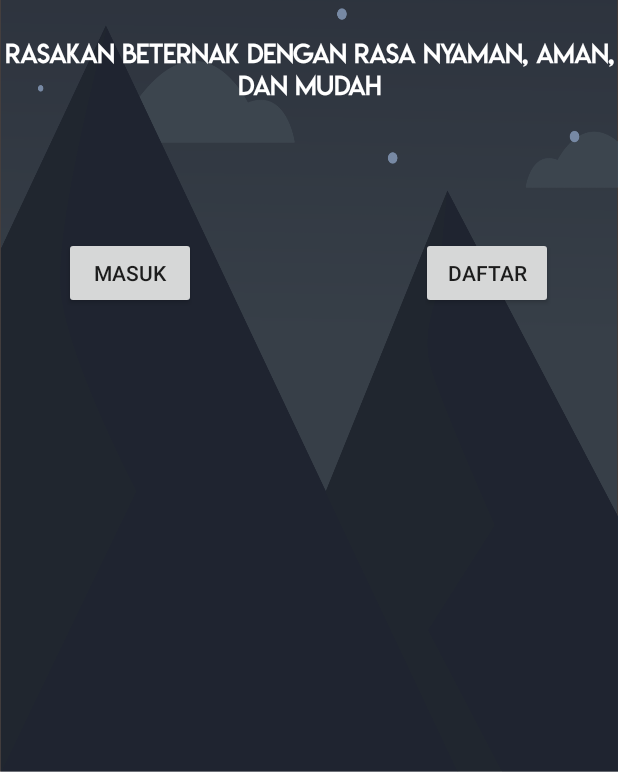
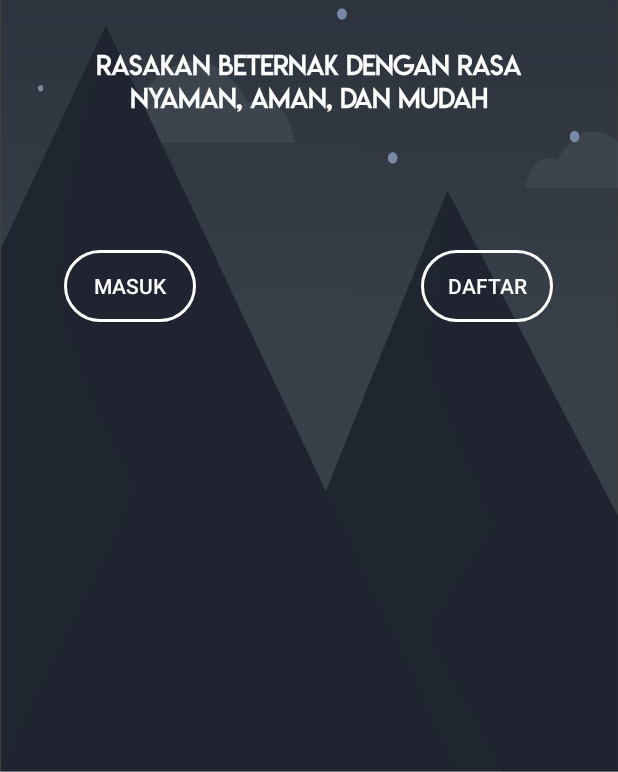
Before and after one commit to rhesaav/FarmGo, an Android app: the OptionalLogin screen opened directly, with no data from a screen before it, on a phone screen of 412 x 824 dp, the part 464-1236 px from its top. Run offline under Robolectric (Android 15) with nearby library versions, the phone set to English and light mode, and no system bars.

Commit message:
+ create drawable resource file call button transparent + make the button transparent + make radius

```diff
--- a/app/src/main/java/id/sch/smktelkom_mlg/afinal/xirpl1052029/farmgo/OptionalLogin.java
+++ b/app/src/main/java/id/sch/smktelkom_mlg/afinal/xirpl1052029/farmgo/OptionalLogin.java
@@ -26,4 +26,5 @@ public class OptionalLogin extends AppCompatActivity {
         super.onCreate(savedInstanceState);
         setContentView(R.layout.activity_optional_login);
     }
+
 }
--- /dev/null
+++ b/app/src/main/res/drawable/button_transparent.xml
@@ -0,0 +1,10 @@
+<?xml version="1.0" encoding="utf-8"?>
+<selector xmlns:android="http://schemas.android.com/apk/res/android">
+    <item>
+        <shape android:shape="rectangle">
+            <corners android:radius="1000dp" />
+            <solid android:color="#00ffffff" />
+            <stroke android:width="2dp" android:color="#ffffff" />
+        </shape>
+    </item>
+</selector>
--- a/app/src/main/res/layout/activity_optional_login.xml
+++ b/app/src/main/res/layout/activity_optional_login.xml
@@ -17,16 +17,17 @@
 
     <TextView
         android:id="@+id/textView"
-        android:layout_width="wrap_content"
+        android:layout_width="match_parent"
         android:layout_height="wrap_content"
-        android:layout_alignParentStart="true"
+        android:layout_alignEnd="@+id/btn_daftar"
+        android:layout_alignStart="@+id/btn_masuk"
         android:layout_below="@+id/logo"
-        android:layout_marginTop="28dp"
+        android:layout_marginTop="35dp"
         android:fontFamily="@font/lemonmilklight"
         android:text="Rasakan beternak dengan rasa nyaman, aman, dan mudah"
         android:textAlignment="center"
         android:textColor="@android:color/white"
-        android:textSize="17dp"
+        android:textSize="18sp"
         android:textStyle="bold" />
 
     <Button
@@ -36,8 +37,10 @@
         android:layout_below="@+id/textView"
         android:layout_marginTop="89dp"
         android:layout_toStartOf="@+id/logo"
+        android:background="@drawable/button_transparent"
         android:onClick="goToLogin"
-        android:text="MASUK" />
+        android:text="MASUK"
+        android:textColor="@android:color/white" />
 
     <Button
         android:id="@+id/btn_daftar"
@@ -46,8 +49,10 @@
         android:layout_alignBaseline="@+id/btn_masuk"
         android:layout_alignBottom="@+id/btn_masuk"
         android:layout_toEndOf="@+id/logo"
+        android:background="@drawable/button_transparent"
         android:onClick="goToDaftar"
-        android:text="Daftar" />
+        android:text="Daftar"
+        android:textColor="@android:color/white" />
 
 
 </RelativeLayout>
```
